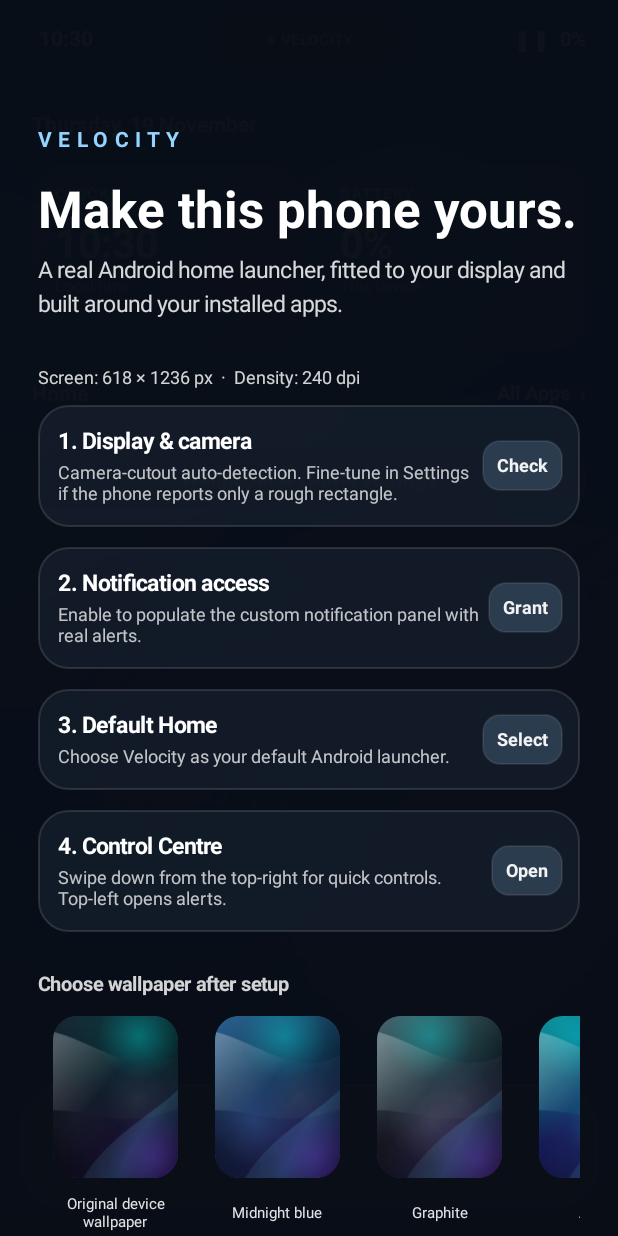
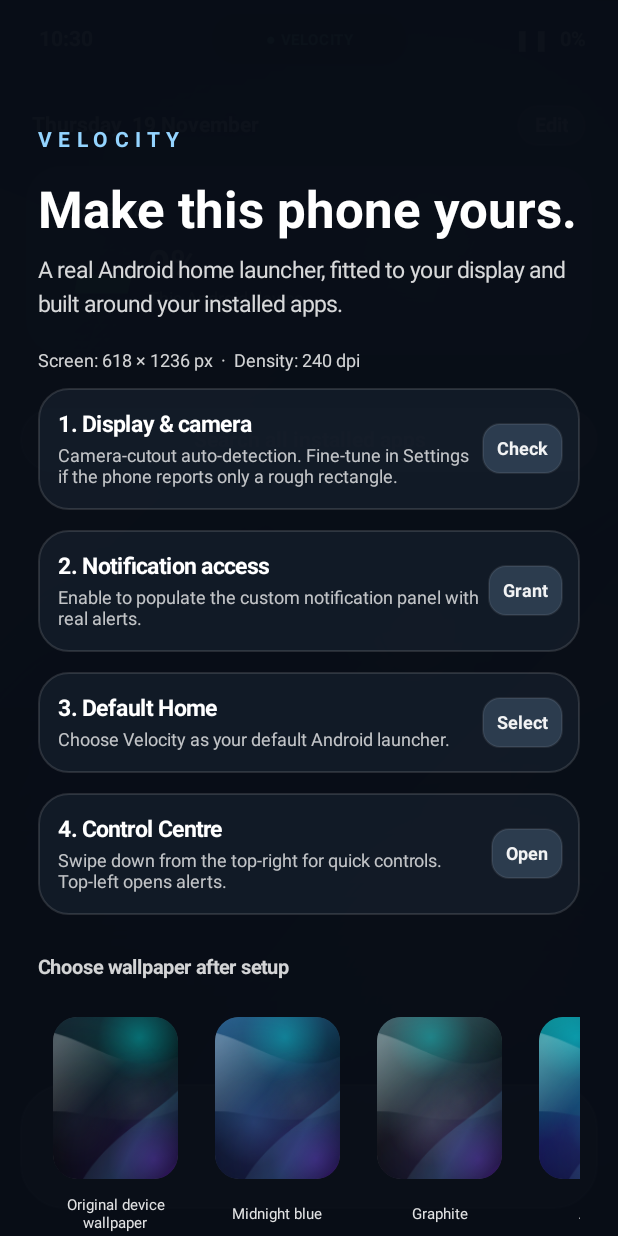
Before and after one commit to bacanyclinda-cloud/Iphone-, an Android app: the screen it shows after launch (LauncherActivity), on a phone screen of 412 x 824 dp. Run offline under Robolectric (Android 15) with nearby library versions, the phone set to English and light mode, and no system bars; pictures from the network do not load; 2 statements that could not run were skipped.

Commit message:
Velocity v0.4 native iPhone-style launcher: app/src/main/java/za/co/velocity/launcher/LauncherActivity.java

```diff
--- a/app/src/main/java/za/co/velocity/launcher/LauncherActivity.java
+++ b/app/src/main/java/za/co/velocity/launcher/LauncherActivity.java
@@ -18,6 +18,9 @@ import android.content.res.Configuration;
 import android.graphics.Bitmap;
 import android.graphics.BitmapFactory;
 import android.graphics.Color;
+import android.graphics.ColorMatrix;
+import android.graphics.ColorMatrixColorFilter;
+import android.graphics.drawable.GradientDrawable;
 import android.graphics.Rect;
 import android.graphics.Typeface;
 import android.graphics.drawable.Drawable;
@@ -166,7 +169,7 @@ public final class LauncherActivity extends Activity {
         super.onCreate(state);
         preferences = getSharedPreferences(PREFS, MODE_PRIVATE);
         getWindow().setStatusBarColor(Color.TRANSPARENT);
-        getWindow().setNavigationBarColor(parse("#090C13"));
+        getWindow().setNavigationBarColor(parse("#0C1426"));
         getWindow().addFlags(WindowManager.LayoutParams.FLAG_DRAWS_SYSTEM_BAR_BACKGROUNDS);
         if (Build.VERSION.SDK_INT >= 28) {
             WindowManager.LayoutParams lp = getWindow().getAttributes();
@@ -239,29 +242,55 @@ public final class LauncherActivity extends Activity {
     }
 
     private View appTile(ResolveInfo app) {
-        LinearLayout item = column(); item.setGravity(Gravity.TOP | Gravity.CENTER_HORIZONTAL);
-        ImageView image = new ImageView(this);
-        try { image.setImageDrawable(app.loadIcon(getPackageManager())); } catch (Exception ignored) {}
+        LinearLayout item=column();item.setGravity(Gravity.TOP|Gravity.CENTER_HORIZONTAL);
+        int iconDp=preferences.getInt("iconSize",60);
+        iconDp=Math.max(48,Math.min(68,iconDp));
+        FrameLayout holder=new FrameLayout(this);
+        holder.setBackground(shape(0x22FFFFFF,Math.round(iconDp*.23f),0));
+        holder.setClipToOutline(true);
+        ImageView image=new ImageView(this);
+        try{image.setImageDrawable(app.loadIcon(getPackageManager()));}catch(Exception ignored){}
         image.setScaleType(ImageView.ScaleType.FIT_CENTER);
-        item.addView(image,ll(d(56),d(56)));
-        TextView label = text(app.loadLabel(getPackageManager()).toString(),11,false,Color.WHITE);
-        label.setGravity(Gravity.CENTER); label.setMaxLines(1); label.setEllipsize(TextUtils.TruncateAt.END);
-        label.setShadowLayer(d(4),0,d(2),Color.BLACK);
-        LinearLayout.LayoutParams nameP = ll(-1,d(22)); nameP.topMargin=d(5);
+        String style=preferences.getString("iconStyle","original");
+        if("mono".equals(style)) {
+            ColorMatrix matrix=new ColorMatrix();matrix.setSaturation(0f);
+            image.setColorFilter(new ColorMatrixColorFilter(matrix));
+            holder.setBackground(shape(0xB91C2B43,Math.round(iconDp*.23f),0x22FFFFFF));
+        }else if("clear".equals(style)){
+            holder.setBackground(shape(0x40FFFFFF,Math.round(iconDp*.23f),0x44FFFFFF));
+            holder.setAlpha(.94f);
+        }
+        holder.addView(image,new FrameLayout.LayoutParams(-1,-1));
+        item.addView(holder,ll(d(iconDp),d(iconDp)));
+        TextView label=text(app.loadLabel(getPackageManager()).toString(),11,false,Color.WHITE);
+        label.setGravity(Gravity.CENTER);label.setMaxLines(1);
+        label.setEllipsize(TextUtils.TruncateAt.END);
+        label.setShadowLayer(d(3),0,d(1),0xC8000000);
+        LinearLayout.LayoutParams nameP=ll(-1,d(20));nameP.topMargin=d(5);
         item.addView(label,nameP);
+        item.setContentDescription("Open "+app.loadLabel(getPackageManager()));
         item.setOnClickListener(v->launchApp(app));
+        item.setOnLongClickListener(v->{
+            new android.app.AlertDialog.Builder(this)
+                .setTitle(app.loadLabel(getPackageManager()))
+                .setItems(new String[]{"Open","App info"},(dialog,which)->{
+                    if(which==0)launchApp(app);
+                    else try{startActivity(new Intent(Settings.ACTION_APPLICATION_DETAILS_SETTINGS,
+                            Uri.parse("package:"+app.activityInfo.packageName)));}catch(Exception ignored){}
+                }).show();return true;
+        });
         return item;
     }
 
-    private GridLayout iconsGrid(List<ResolveInfo> data) {
-        GridLayout grid = new GridLayout(this);
-        grid.setColumnCount(4); grid.setUseDefaultMargins(false);
-        int screenWidth = getResources().getDisplayMetrics().widthPixels;
-        int width = (screenWidth - d(40)) / 4;
-        for (ResolveInfo r : data) {
-            GridLayout.LayoutParams p = new GridLayout.LayoutParams();
-            p.width=width; p.height=d(103); p.setGravity(Gravity.TOP | Gravity.CENTER_HORIZONTAL);
-            grid.addView(appTile(r),p);
+    private GridLayout iconsGrid(List<ResolveInfo> data){
+        GridLayout grid=new GridLayout(this);grid.setColumnCount(4);grid.setUseDefaultMargins(false);
+        int screenWidth=getResources().getDisplayMetrics().widthPixels;
+        int width=Math.max(d(67),(screenWidth-d(28))/4);
+        for(ResolveInfo r:data){
+            GridLayout.LayoutParams params=new GridLayout.LayoutParams();
+            params.width=width;params.height=d(preferences.getInt("iconSize",60)+37);
+            params.setGravity(Gravity.TOP|Gravity.CENTER_HORIZONTAL);
+            grid.addView(appTile(r),params);
         }
         return grid;
     }
@@ -326,46 +355,65 @@ public final class LauncherActivity extends Activity {
     }
     private View homePage() {
         LinearLayout body=pageBase();
-        body.setPadding(d(21),d(75),d(21),d(135));
-        TextView date=text(new SimpleDateFormat("EEEE, d MMMM",Locale.getDefault()).format(new Date()),14,true,white(226));
-        date.setShadowLayer(d(3),0,d(2),Color.BLACK);body.addView(date);
-        addSpace(body,18);
-        LinearLayout widgets=row();
-        widgets.addView(widget("CLOCK","--:--","Local time"),new LinearLayout.LayoutParams(0,d(124),1));
-        View gap=new View(this);widgets.addView(gap,ll(d(11),1));
-        widgets.addView(widget("BATTERY","--%","This device"),new LinearLayout.LayoutParams(0,d(124),1));
-        body.addView(widgets);
-        addSpace(body,21);
-        LinearLayout headingRow=row();
-        headingRow.addView(text("Home",14,true,Color.WHITE),new LinearLayout.LayoutParams(0,-2,1));
-        TextView all=text("All Apps  ›",13,true,white(236));all.setOnClickListener(v->pager.goTo(1));headingRow.addView(all);
-        body.addView(headingRow);addSpace(body,14);
-        // Use real installed launchable app icons, in familiar phone-first order.
-        List<ResolveInfo> homeApps=new ArrayList<>();
-        String[] favourites={"phone","message","whatsapp","camera","photos","gallery","chrome","settings",
-                "clock","calculator","maps","youtube","spotify","music","files","calendar","contacts","play store","gmail","weather"};
-        for(String term:favourites){
-            for(ResolveInfo info:installed){
-                String name=info.loadLabel(getPackageManager()).toString().toLowerCase(Locale.ROOT);
-                if(name.contains(term) && !homeApps.contains(info)){homeApps.add(info);break;}
-            }
-        }
-        for(ResolveInfo info:installed){if(homeApps.size()>=20)break;if(!homeApps.contains(info))homeApps.add(info);}
-        body.addView(iconsGrid(homeApps));
+        body.setPadding(d(13),d(70),d(13),d(130));
+        // The launcher's home screen follows the familiar four-column iPhone spacing.
+        // No fake logos or cartoon illustrations: each app uses its real package icon.
+        LinearLayout top=row();top.setPadding(d(8),0,d(8),0);
+        TextView date=text(new SimpleDateFormat("EEEE  d MMMM",Locale.getDefault()).format(new Date()),14,true,Color.WHITE);
+        date.setShadowLayer(d(2),0,d(1),0xBB000000);
+        top.addView(date,new LinearLayout.LayoutParams(0,d(25),1));
+        TextView edit=text("Edit",13,true,Color.WHITE);
+        edit.setPadding(d(12),d(6),d(12),d(6));
+        edit.setGravity(Gravity.CENTER);
+        edit.setBackground(shape(0x44FFFFFF,18,0x33FFFFFF));
+        edit.setOnClickListener(v->pager.goTo(3));top.addView(edit);
+        body.addView(top);
         addSpace(body,13);
-        body.addView(action("Wallpaper & Home settings",v->pager.goTo(3)));
+        if(preferences.getBoolean("showWidget",true)){
+            LinearLayout card=column();card.setPadding(d(19),d(15),d(19),d(13));
+            card.setBackground(gradient(0xA944566E,0x9745517E,24));
+            LinearLayout first=row();
+            TextView title=text("BATTERIES",12,true,Color.WHITE);title.setLetterSpacing(.07f);
+            first.addView(title,new LinearLayout.LayoutParams(0,d(27),1));
+            TextView icon=text("◉",21,false,Color.WHITE);first.addView(icon);
+            card.addView(first);
+            LinearLayout batteryRow=row();
+            TextView batteryIcon=text("▰",37,true,0xFF78EA9F);
+            batteryIcon.setGravity(Gravity.CENTER);
+            batteryRow.addView(batteryIcon,ll(d(62),d(60)));
+            LinearLayout info=column();info.setGravity(Gravity.CENTER_VERTICAL);
+            widgetBattery=text("--%",26,true,Color.WHITE);info.addView(widgetBattery);
+            TextView subtitle=text("This Android device",12,false,white(220));info.addView(subtitle);
+            batteryRow.addView(info);card.addView(batteryRow);
+            LinearLayout.LayoutParams cp=ll(-1,d(126));cp.leftMargin=d(4);cp.rightMargin=d(4);
+            body.addView(card,cp);
+            addSpace(body,19);
+        }else addSpace(body,22);
+        List<ResolveInfo> favourites=preferredHomeApps(24);
+        body.addView(iconsGrid(favourites));
+        addSpace(body,16);
+        TextView search=action("Search all installed apps",v->pager.goTo(1));
+        search.setBackground(shape(0x4DFFFFFF,21,0x33FFFFFF));
+        body.addView(search);
         return scroll(body);
     }
-    private View widget(String title,String value,String note) {
-        LinearLayout box=column();box.setPadding(d(15),d(14),d(12),d(12));
-        box.setBackground(gradient(parse("#99657EAA"),parse("#8E1D2D56"),23));
-        TextView a=text(title,10,true,white(210));a.setLetterSpacing(.10f);box.addView(a);
-        TextView b=text(value,27,true,Color.WHITE);LinearLayout.LayoutParams bp=ll(-1,d(44));bp.topMargin=d(5);box.addView(b,bp);
-        if (title.equals("CLOCK")) widgetTime=b;
-        if (title.equals("BATTERY")) widgetBattery=b;
-        box.addView(text(note,11,false,white(190)));
-        return box;
+
+    private List<ResolveInfo> preferredHomeApps(int maximum){
+        List<ResolveInfo> chosen=new ArrayList<>();
+        String[] preferred={"phone","message","camera","photos","gallery","weather","calendar",
+           "clock","maps","whatsapp","chrome","settings","music","spotify","youtube","gmail",
+           "files","notes","contacts","calculator","play store","wallet","health","gallery","discord"};
+        for(String match:preferred){
+            for(ResolveInfo r:installed){
+                String label=r.loadLabel(getPackageManager()).toString().toLowerCase(Locale.ROOT);
+                if(label.contains(match)&&!chosen.contains(r)){chosen.add(r);break;}
+            }
+            if(chosen.size()>=maximum)break;
+        }
+        for(ResolveInfo r:installed){if(chosen.size()>=maximum)break;if(!chosen.contains(r))chosen.add(r);}
+        return chosen;
     }
+
     private View appsPage() {
         LinearLayout body=pageBase();
         body.addView(heading("Apps"));addSpace(body,7);
@@ -390,8 +438,8 @@ public final class LauncherActivity extends Activity {
     }
     private View garagePage() {
         LinearLayout body=pageBase();
-        body.addView(text("VELOCITY  /  GARAGE",11,true,white(210)));addSpace(body,8);
-        body.addView(heading("Your essentials"));addSpace(body,7);
+        body.addView(text("WIDGETS  /  SHORTCUTS",11,true,white(210)));addSpace(body,8);
+        body.addView(heading("Today View"));addSpace(body,7);
         body.addView(text("Tools that use your phone's actual hardware and apps.",13,false,white(200)));
         addSpace(body,24);
         body.addView(settingsRow("Flashlight", "Toggle the phone camera torch", "Turn on", v->toggleTorch()));
@@ -422,43 +470,82 @@ public final class LauncherActivity extends Activity {
         return parent;
     }
     private View settingsPage() {
-        LinearLayout body=pageBase();
-        body.addView(heading("Launcher settings"));addSpace(body,8);
-        body.addView(text("Native controls · calibrated to this screen",13,false,white(210)));
-        addSpace(body,19);
-        body.addView(settingsRow("Default Home app", "Choose Velocity as your Android launcher", "Set", v->requestHomeRole()));
+        LinearLayout body=pageBase();body.setPadding(d(17),d(76),d(17),d(145));
+        body.addView(heading("Settings"));addSpace(body,6);
+        body.addView(text("Personalize your Home screen",13,false,white(230)));
+        addSpace(body,21);
+        body.addView(groupHeading("APPEARANCE"));addSpace(body,10);
+        body.addView(settingsRow("Wallpaper Gallery","Browse real offline images and choose your favorite","›",v->startActivity(new Intent(this,WallpaperGalleryActivity.class))));
+        addSpace(body,9);
+        body.addView(settingsRow("Choose from my photos","Apply a picture stored on your phone","›",v->openGallery()));
+        addSpace(body,13);
+        body.addView(text("APP ICON APPEARANCE",12,true,white(230)));addSpace(body,8);
+        LinearLayout choices=row();
+        for(String[] option:new String[][]{{"Original","original"},{"Dark","mono"},{"Clear","clear"}}){
+            boolean chosen=option[1].equals(preferences.getString("iconStyle","original"));
+            TextView b=text(option[0]+(chosen?" ✓":""),13,true,Color.WHITE);
+            b.setGravity(Gravity.CENTER);
+            b.setBackground(shape(chosen?0xCB347EC4:0x70485370,18,0x55FFFFFF));
+            LinearLayout.LayoutParams param=new LinearLayout.LayoutParams(0,d(47),1);
+            param.rightMargin=d(7);choices.addView(b,param);
+            b.setOnClickListener(v->{
+                preferences.edit().putString("iconStyle",option[1]).apply();
+                createUi();pager.goTo(3);
+            });
+        }
+        body.addView(choices);addSpace(body,13);
+        body.addView(text("APP ICON SIZE",12,true,white(222)));addSpace(body,7);
+        LinearLayout sizes=row();
+        for(int size:new int[]{52,60,66}){
+            String label=size==52?"Small":size==60?"Normal":"Large";
+            boolean chosen=preferences.getInt("iconSize",60)==size;
+            TextView b=text(label+(chosen?" ✓":""),13,true,Color.WHITE);
+            b.setGravity(Gravity.CENTER);
+            b.setBackground(shape(chosen?0xCB347EC4:0x70485370,18,0x55FFFFFF));
+            LinearLayout.LayoutParams param=new LinearLayout.LayoutParams(0,d(44),1);
+            param.rightMargin=d(7);sizes.addView(b,param);
+            b.setOnClickListener(v->{
+                preferences.edit().putInt("iconSize",size).apply();createUi();pager.goTo(3);
+            });
+        }
+        body.addView(sizes);addSpace(body,14);
+        body.addView(settingsRow("Battery widget",preferences.getBoolean("showWidget",true)?"Visible on Home":"Hidden from Home",
+                preferences.getBoolean("showWidget",true)?"On":"Off",v->{
+                    boolean yes=preferences.getBoolean("showWidget",true);
+                    preferences.edit().putBoolean("showWidget",!yes).apply();createUi();pager.goTo(3);
+                }));
+        addSpace(body,23);
+        body.addView(groupHeading("CONTROLS & PERMISSIONS"));addSpace(body,10);
+        body.addView(settingsRow("Control Centre","Brightness, volume, torch, Wi-Fi and Focus","›",v->showControlCenter()));
+        addSpace(body,8);
+        body.addView(settingsRow("Notification Centre","Real app alerts after notification access","›",v->showNotifications()));
+        addSpace(body,8);
+        body.addView(settingsRow("Notification access","Enable Android notification listener","›",v->requestNotificationAccess()));
+        addSpace(body,8);
+        body.addView(settingsRow("System Settings","Open the actual Android Settings app","›",v->openSystemSettings()));
+        addSpace(body,8);
+        body.addView(settingsRow("Default Home app","Choose this app as your Home launcher","›",v->requestHomeRole()));
+        addSpace(body,23);
+        body.addView(groupHeading("DYNAMIC ISLAND · CAMERA FIT"));addSpace(body,9);
+        cutoffLabel=text("Detecting the front camera cutout…",12,false,white(210));
+        body.addView(cutoffLabel);addSpace(body,11);
+        body.addView(sliderRow("Move left / right","x",-80,80));
+        body.addView(sliderRow("Move up / down","y",-24,60));
+        body.addView(sliderRow("Width correction","w",-40,110));
+        body.addView(sliderRow("Height correction","h",-18,45));
         addSpace(body,10);
-        body.addView(settingsRow("Notification access", "Allow reading active local Android notifications", "Grant", v->requestNotificationAccess()));
-        addSpace(body,10);
-        body.addView(settingsRow("Control Centre", "Open the interactive quick controls", "Open", v->showControlCenter()));
-        addSpace(body,10);
-        body.addView(settingsRow("Full brightness permission", "Allow the slider to set brightness outside the launcher", "Grant", v->requestBrightnessPermission()));
-        addSpace(body,10);
-        body.addView(settingsRow("System Settings", "Open your phone's actual Settings app", "Open", v->openSystemSettings()));
-        addSpace(body,25);
-        body.addView(text("WALLPAPERS",12,true,white(225)));addSpace(body,8);
-        body.addView(text("24 original offline glass wallpapers, 10 downloadable car photos, and your gallery.",12,false,white(190)));
-        addSpace(body,11);
-        body.addView(wallpaperPicker());addSpace(body,10);
-        body.addView(action("Choose photo from my gallery",v->openGallery()));addSpace(body,11);
-        body.addView(text("Photo packs download over HTTPS and are cached on your phone.",11,false,white(158)));
-        addSpace(body,26);
-        body.addView(text("DYNAMIC ISLAND / CAMERA",12,true,white(225)));addSpace(body,10);
-        cutoffLabel=text("Detecting display cutout…",12,false,white(180));body.addView(cutoffLabel);
-        addSpace(body,11);
-        body.addView(sliderRow("Horizontal correction", "x", -80,80));
-        body.addView(sliderRow("Vertical correction", "y", -24,60));
-        body.addView(sliderRow("Additional width", "w", -40,110));
-        body.addView(sliderRow("Additional height", "h", -18,45));
-        addSpace(body,12);
         body.addView(action("Reset camera alignment",v->{
             preferences.edit().putInt("x",0).putInt("y",0).putInt("w",0).putInt("h",0).apply();
-            pager.goTo(3);createUi();pager.goTo(3);toast("Camera alignment reset");
+            createUi();pager.goTo(3);toast("Camera alignment reset");
         }));
         addSpace(body,12);
-        TextView limit=text("Some phones report a camera cutout rectangle, not an exact lens outline. The correction sliders let you align the Island precisely.",12,false,white(165));
-        limit.setLineSpacing(d(4),1f);body.addView(limit);addSpace(body,18);
+        TextView hint=text("Android reports the display cutout when available. Use the sliders if the reported area is not exact.",12,false,white(185));
+        hint.setLineSpacing(d(3),1);body.addView(hint);
         return scroll(body);
+    }
+    private TextView groupHeading(String title){
+        TextView t=text(title,12,true,white(212));t.setLetterSpacing(.08f);
+        t.setPadding(d(9),0,0,0);return t;
     }
 
     private View sliderRow(String label,String pref,int min,int max) {
@@ -521,7 +608,14 @@ public final class LauncherActivity extends Activity {
     }
     private void renderWallpaper() {
         if(wallpaper == null)return;
-        String selected=preferences.getString("wallpaper","theme:12");
+        String selected=preferences.getString("wallpaper","theme:0");
+        if(selected.startsWith("pack:")){
+            try{
+                int n=Integer.parseInt(selected.substring(5));
+                Drawable packed=WallpaperPack.full(this,n);
+                if(packed!=null){wallpaper.setImageDrawable(packed);return;}
+            }catch(Exception ignored){}
+        }
         if(selected.startsWith("photo:")){
             try {
                 int index=Integer.parseInt(selected.substring(6));
@@ -582,13 +676,13 @@ public final class LauncherActivity extends Activity {
 
     private void buildDock() {
         LinearLayout dock = row(); dock.setGravity(Gravity.CENTER);
-        dock.setPadding(d(13),d(11),d(13),d(11));
-        dock.setBackground(shape(parse("#853A485A"),29,white(70)));
+        dock.setPadding(d(10),d(10),d(10),d(10));
+        dock.setBackground(shape(parse("#70C7DAED"),29,white(80)));
         FrameLayout.LayoutParams dockP=fl(-1,d(83),Gravity.BOTTOM);
         dockP.leftMargin=d(13);dockP.rightMargin=d(13);dockP.bottomMargin=d(18);
         root.addView(dock,dockP);
         List<ResolveInfo> chosen=new ArrayList<>();
-        String[] terms={"phone","message","chrome","camera"};
+        String[] terms={"phone","message","chrome","music"};
         for(String t:terms)for(ResolveInfo r:installed){
             String label=r.loadLabel(getPackageManager()).toString().toLowerCase(Locale.ROOT);
             if(label.contains(t) && !chosen.contains(r)){chosen.add(r);break;}
@@ -598,7 +692,7 @@ public final class LauncherActivity extends Activity {
             ImageView image=new ImageView(this);image.setImageDrawable(r.loadIcon(getPackageManager()));
             image.setScaleType(ImageView.ScaleType.FIT_CENTER);
             LinearLayout shell = row();shell.setGravity(Gravity.CENTER);
-            shell.addView(image,ll(d(55),d(55)));
+            shell.addView(image,ll(d(58),d(58)));
             dock.addView(shell,new LinearLayout.LayoutParams(0,-1,1));shell.setOnClickListener(v->launchApp(r));
         }
     }
@@ -829,7 +923,7 @@ public final class LauncherActivity extends Activity {
         TextView brand=text("VELOCITY",14,true,parse("#94D4FF"));brand.setLetterSpacing(.3f);body.addView(brand);
         addSpace(body,19);body.addView(text("Make this phone yours.",34,true,Color.WHITE));
         addSpace(body,11);TextView detail=text("A real Android home launcher, fitted to your display and built around your installed apps.",15,false,white(215));
-        detail.setLineSpacing(d(5),1f);body.addView(detail);addSpace(body,33);
+        detail.setLineSpacing(d(5),1f);body.addView(detail);addSpace(body,22);
         android.util.DisplayMetrics metrics=getResources().getDisplayMetrics();
         body.addView(text("Screen: "+metrics.widthPixels+" × "+metrics.heightPixels+" px  ·  Density: "+metrics.densityDpi+" dpi",12,false,white(210)));
         addSpace(body,11);
@@ -843,6 +937,7 @@ public final class LauncherActivity extends Activity {
         body.addView(settingsRow("4. Control Centre", "Swipe down from the top-right for quick controls. Top-left opens alerts.","Open",v->showControlCenter()));
         addSpace(body,27);
         body.addView(text("Choose wallpaper after setup",13,true,white(210)));addSpace(body,10);
+        body.addView(action("Browse 120 offline wallpapers", v->startActivity(new Intent(this, WallpaperGalleryActivity.class))));addSpace(body,12);
         body.addView(wallpaperPicker());addSpace(body,23);
         TextView done=action("Finish setup and open launcher",v->{
             preferences.edit().putBoolean("setupComplete",true).apply();setupLayer.setVisibility(View.GONE);pager.goTo(0);
```
